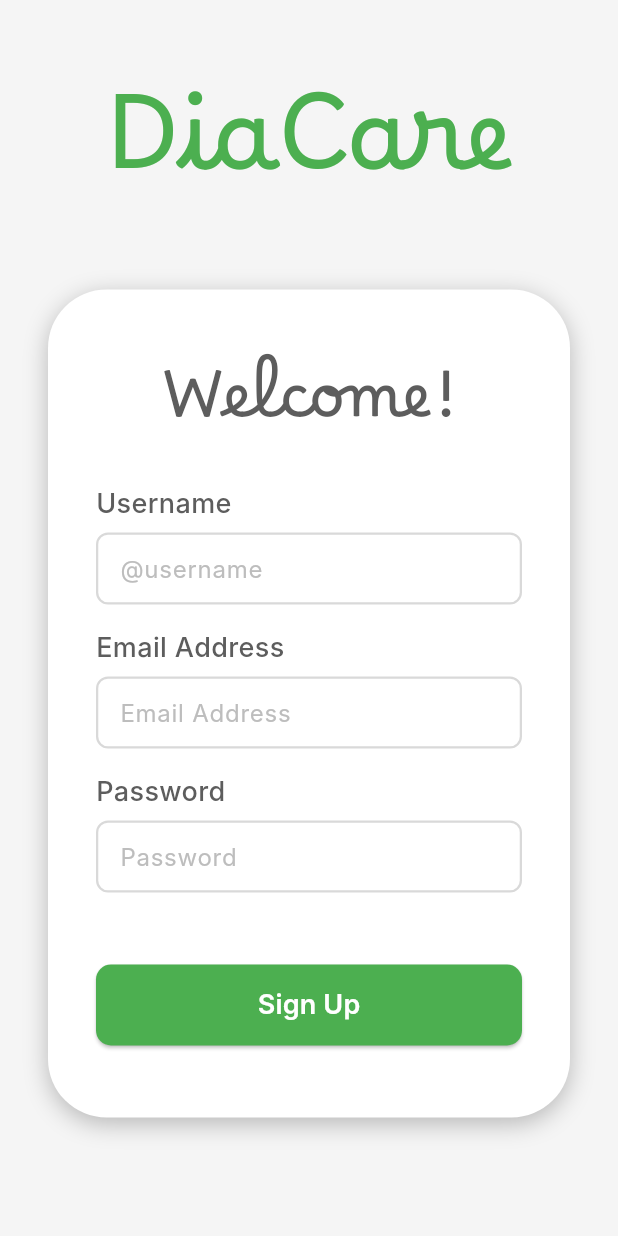
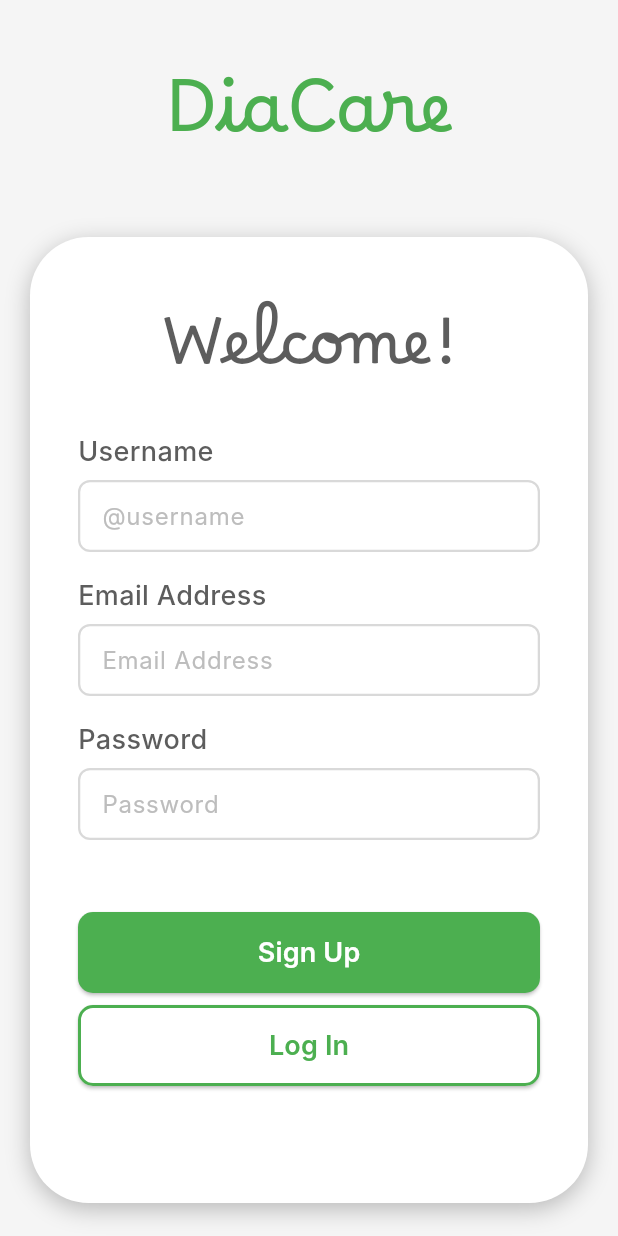
Before and after one commit to T-Man-05/diacare, a Flutter app: the screen it shows after launch, after a tap on "Log In", after a tap on "Sign Up", on a phone screen of 412 x 824 dp. Run offline on Flutter 3.47's test engine with Material 3 defaults, Android fonts, the phone set to English and light mode, and no system bars; our stand-ins replace equatable, fl_chart, flutter_bloc, shared_preferences, sqflite; accounts and stored records are empty; Roboto replaces fonts that are missing (Inter).

Commit message:
style: add responsive design to login and signup screens - implement responsive padding and font sizing - adjust title font size based on screen width

```diff
--- a/lib/pages/login.dart
+++ b/lib/pages/login.dart
@@ -132,23 +132,30 @@ class _LoginScreenState extends State<LoginScreen> {
     final theme = Theme.of(context);
     final isDark = theme.brightness == Brightness.dark;
     final l10n = AppLocalizations.of(context);
+    final screenWidth = MediaQuery.of(context).size.width;
+    final screenHeight = MediaQuery.of(context).size.height;
+
+    // Responsive sizing
+    final horizontalPadding = screenWidth < 600 ? 20.0 : 32.0;
+    final verticalPadding = screenHeight < 800 ? 40.0 : 64.0;
+    final titleFontSize = screenWidth < 600 ? 48.0 : 68.0;
 
     return Scaffold(
       backgroundColor: theme.scaffoldBackgroundColor,
       body: Center(
         child: SingleChildScrollView(
-          padding: const EdgeInsets.symmetric(horizontal: 32, vertical: 64),
+          padding: EdgeInsets.symmetric(horizontal: horizontalPadding, vertical: verticalPadding),
           child: Column(
             mainAxisAlignment: MainAxisAlignment.center,
             crossAxisAlignment: CrossAxisAlignment.center,
             children: [
               Text(
                 l10n.appTitle,
-                style: const TextStyle(
+                style: TextStyle(
                   fontFamily: 'Borel',
                   fontWeight: FontWeight.w400,
                   fontStyle: FontStyle.normal,
-                  fontSize: 68,
+                  fontSize: titleFontSize,
                   height: 1.0,
                   letterSpacing: 0.0,
                   color: AppColors.primary,
--- a/lib/pages/signup.dart
+++ b/lib/pages/signup.dart
@@ -14,6 +14,7 @@
 
 import 'package:flutter/material.dart';
 import 'date_gen.dart';
+import 'login.dart';
 import '../utils/constants.dart';
 import '../services/data_service_new.dart';
 import '../l10n/app_localizations.dart';
@@ -158,12 +159,19 @@ class _SignupScreen extends State<SignupScreen> {
     final theme = Theme.of(context);
     final isDark = theme.brightness == Brightness.dark;
     final l10n = AppLocalizations.of(context);
+    final screenWidth = MediaQuery.of(context).size.width;
+    final screenHeight = MediaQuery.of(context).size.height;
+
+    // Responsive sizing
+    final horizontalPadding = screenWidth < 600 ? 20.0 : 32.0;
+    final verticalPadding = screenHeight < 800 ? 40.0 : 64.0;
+    final titleFontSize = screenWidth < 600 ? 48.0 : 68.0;
 
     return Scaffold(
       backgroundColor: theme.scaffoldBackgroundColor,
       body: Center(
         child: SingleChildScrollView(
-          padding: const EdgeInsets.symmetric(horizontal: 32, vertical: 64),
+          padding: EdgeInsets.symmetric(horizontal: horizontalPadding, vertical: verticalPadding),
           child: Column(
             mainAxisAlignment: MainAxisAlignment.center,
             crossAxisAlignment: CrossAxisAlignment.center,
@@ -171,11 +179,11 @@ class _SignupScreen extends State<SignupScreen> {
               // App name
               Text(
                 l10n.appTitle,
-                style: const TextStyle(
+                style: TextStyle(
                   fontFamily: 'Borel',
                   fontWeight: FontWeight.w400,
                   fontStyle: FontStyle.normal,
-                  fontSize: 68,
+                  fontSize: titleFontSize,
                   height: 1.0,
                   letterSpacing: 0.0,
                   color: AppColors.primary,
@@ -431,7 +439,7 @@ class _SignupScreen extends State<SignupScreen> {
 
                         const SizedBox(height: 48),
 
-                        // Signup button
+                        // Signup button - primary action button
                         SizedBox(
                           width: double.infinity,
                           child: ElevatedButton(
@@ -462,7 +470,42 @@ class _SignupScreen extends State<SignupScreen> {
                                   ),
                           ),
                         ),
-                        const SizedBox(height: 16),
+                        const SizedBox(height: 8),
+                        // Login link button - secondary action
+                        SizedBox(
+                          width: double.infinity,
+                          child: ElevatedButton(
+                            onPressed: _isLoading
+                                ? null
+                                : () {
+                                    Navigator.push(
+                                      context,
+                                      MaterialPageRoute(
+                                          builder: (context) =>
+                                              const LoginScreen()),
+                                    );
+                                  },
+                            style: ElevatedButton.styleFrom(
+                              backgroundColor: theme.cardColor,
+                              shape: RoundedRectangleBorder(
+                                  borderRadius: BorderRadius.circular(10),
+                                  side: const BorderSide(
+                                    color: AppColors.primary,
+                                    width: 2,
+                                  )),
+                              padding: const EdgeInsets.symmetric(vertical: 14),
+                            ),
+                            child: Text(
+                              l10n.login,
+                              style: const TextStyle(
+                                fontWeight: FontWeight.w600,
+                                fontSize: 18,
+                                color: AppColors.primary,
+                              ),
+                            ),
+                          ),
+                        ),
+                        const SizedBox(height: 46),
                       ],
                     ),
                   ),
```
